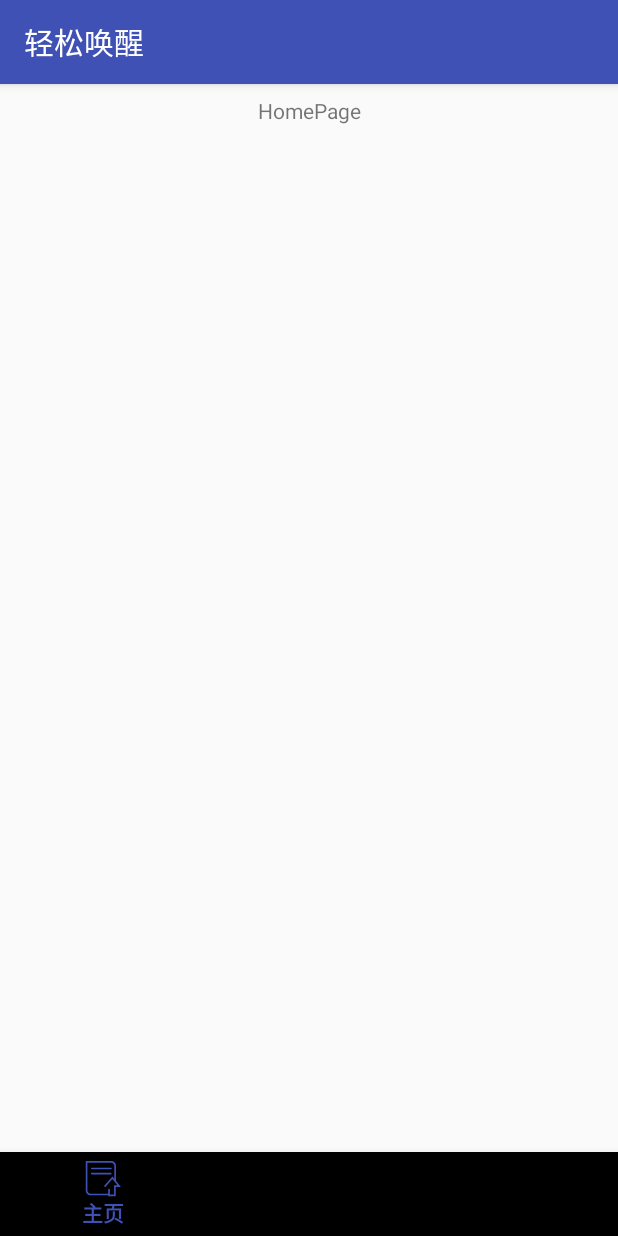
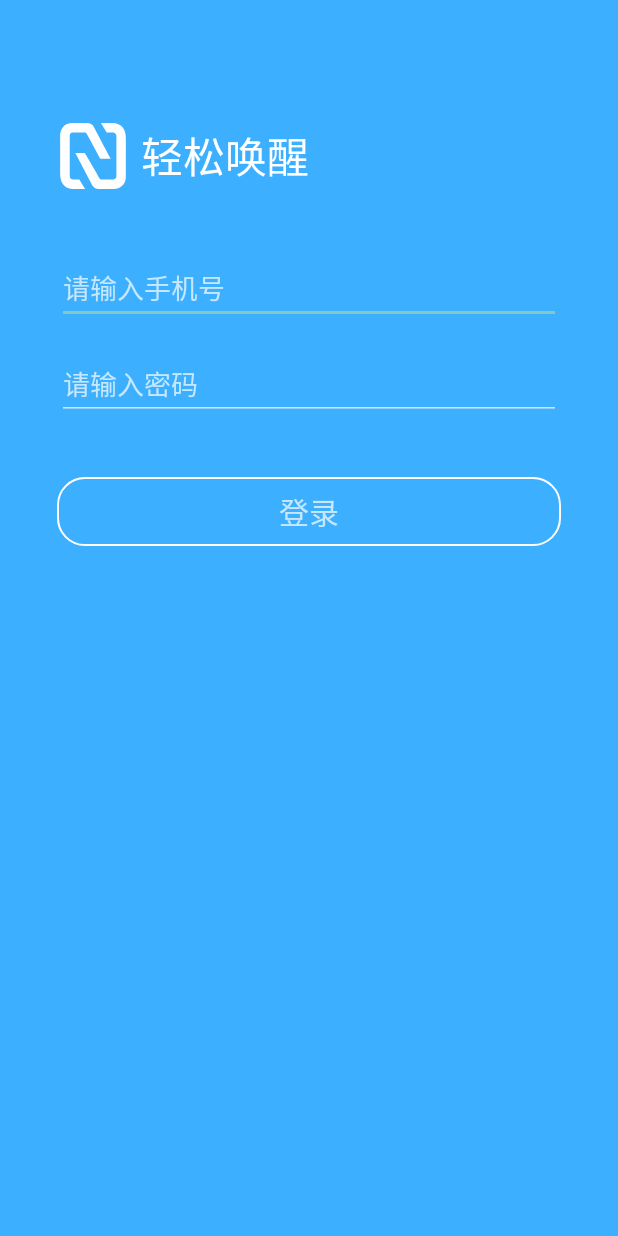
Before and after one commit to QiangzhenZhu/EasyWol, an Android app: the screen it shows after launch (HomeActivity before the commit, LoginActivity after it), on a phone screen of 412 x 824 dp. Run offline under Robolectric (Android 15) with nearby library versions, the phone set to English and light mode, and no system bars.

Commit message:
login xml complete

```diff
--- a/app/build.gradle
+++ b/app/build.gradle
@@ -32,4 +32,6 @@ dependencies {
     compile 'cn.bmob.android:bmob-push:0.8'
     //如果你想应用能够兼容Android6.0，请添加此依赖(org.apache.http.legacy.jar)
     compile 'cn.bmob.android:http-legacy:1.0'
+
+
 }
--- /dev/null
+++ b/app/src/main/java/com/a10835/easywol/activity/LoginActivity.java
@@ -0,0 +1,15 @@
+package com.a10835.easywol.activity;
+
+import android.support.v7.app.AppCompatActivity;
+import android.os.Bundle;
+
+import com.a10835.easywol.R;
+
+public class LoginActivity extends AppCompatActivity {
+
+    @Override
+    protected void onCreate(Bundle savedInstanceState) {
+        super.onCreate(savedInstanceState);
+        setContentView(R.layout.activity_login);
+    }
+}
--- a/app/src/main/java/com/a10835/easywol/activity/SplashActivity.java
+++ b/app/src/main/java/com/a10835/easywol/activity/SplashActivity.java
@@ -31,7 +31,7 @@ public class SplashActivity extends AppCompatActivity {
         new Handler().postDelayed(new Runnable() {
             @Override
             public void run() {
-                Intent intent = new Intent(mContext,HomeActivity.class);
+                Intent intent = new Intent(mContext,LoginActivity.class);
                 startActivity(intent);
                 finish();
             }
--- a/app/src/main/java/com/a10835/easywol/common/http/IResponse.java
+++ b/app/src/main/java/com/a10835/easywol/common/http/IResponse.java
@@ -6,7 +6,7 @@ package com.a10835.easywol.common.http;
 
 public interface IResponse {
     //返回状态码
-    int getCode();
+    public int getCode();
     //返回消息的内容
-    String getData();
+    public String getData();
 }
--- /dev/null
+++ b/app/src/main/res/drawable/bg_btn_login.xml
@@ -0,0 +1,8 @@
+<?xml version="1.0" encoding="utf-8"?>
+<shape xmlns:android="http://schemas.android.com/apk/res/android" android:shape="rectangle">
+    <stroke android:width="1dp" android:color="#ffffff"></stroke>
+    <solid android:color="@color/colorPrimary"></solid>
+    <corners android:radius="18dp"></corners>
+    <padding android:top="8dp" android:bottom="8dp"></padding>
+
+</shape>
--- /dev/null
+++ b/app/src/main/res/drawable/ic_icon_white.xml
@@ -0,0 +1,5 @@
+<vector android:height="24dp" android:viewportHeight="1024.0"
+    android:viewportWidth="1024.0" android:width="24dp" xmlns:android="http://schemas.android.com/apk/res/android">
+    <path android:fillColor="#ffffff" android:pathData="M189.9,823.5c-8.5,-10.7 -8.5,-25.6 -8.5,-59.7V245.3c-2.1,-32 2.1,-42.7 8.5,-51.2 4.3,-6.4 12.8,-17.1 34.1,-17.1h172.8c10.7,0 17.1,4.3 21.3,12.8 4.3,6.4 42.7,72.5 196.3,362.7h149.3c-160,-300.8 -236.8,-448 -243.2,-458.7 -17.1,-32 -55.5,-51.2 -87.5,-51.2h-209.1c-59.7,0 -108.8,19.2 -140.8,59.7 -29.9,38.4 -42.7,87.5 -38.4,147.2v514.1c0,59.7 12.8,110.9 40.5,149.3 32,42.7 76.8,64 134.4,68.3h179.2l-81.1,-136.5h-91.7c-17.1,0 -32,-12.8 -36.3,-21.3z"/>
+    <path android:fillColor="#ffffff" android:pathData="M836.3,202.7c8.5,10.7 8.5,23.5 8.5,57.6v518.4c2.1,32 -2.1,40.5 -8.5,46.9 -4.3,6.4 -14.9,19.2 -36.3,19.2h-172.8c-10.7,0 -17.1,-4.3 -21.3,-12.8 -4.3,-6.4 -40.5,-76.8 -211.2,-362.7h-134.4c160,302.9 236.8,450.1 243.2,460.8 19.2,32 55.5,51.2 87.5,51.2h209.1c59.7,0 108.8,-19.2 140.8,-59.7 29.9,-38.4 42.7,-87.5 38.4,-147.2V260.3c0,-59.7 -12.8,-110.9 -40.5,-149.3 -32,-42.7 -76.8,-64 -134.4,-68.3h-179.2l81.1,136.5h91.7c17.1,0 32,14.9 38.4,23.5z"/>
+</vector>
--- /dev/null
+++ b/app/src/main/res/layout/activity_login.xml
@@ -0,0 +1,71 @@
+<?xml version="1.0" encoding="utf-8"?>
+<LinearLayout xmlns:android="http://schemas.android.com/apk/res/android"
+    xmlns:app="http://schemas.android.com/apk/res-auto"
+    android:layout_width="match_parent"
+    android:layout_height="match_parent"
+    android:background="@color/colorPrimary"
+    android:orientation="vertical">
+
+    <RelativeLayout
+        android:layout_width="wrap_content"
+        android:layout_height="wrap_content"
+        android:layout_marginLeft="38dp"
+        android:layout_marginTop="80dp">
+
+        <ImageView
+            android:id="@+id/iv_login_icon"
+            android:layout_width="48dp"
+            android:layout_height="48dp"
+            app:srcCompat="@drawable/ic_icon_white" />
+
+        <TextView
+            android:layout_width="wrap_content"
+            android:layout_height="wrap_content"
+            android:layout_centerVertical="true"
+            android:layout_marginLeft="8dp"
+            android:layout_toRightOf="@id/iv_login_icon"
+            android:text="@string/app_name"
+            android:textColor="#ffffff"
+            android:textSize="28sp" />
+    </RelativeLayout>
+
+    <RelativeLayout
+        android:layout_width="wrap_content"
+        android:layout_height="wrap_content"
+        android:layout_marginLeft="38dp"
+        android:layout_marginRight="38dp"
+        android:layout_marginTop="40dp">
+
+        <EditText
+            android:id="@+id/et_login_phone"
+            android:layout_width="match_parent"
+            android:layout_height="wrap_content"
+            android:textSize="18sp"
+            android:inputType="number"
+            android:hint="@string/et_login_phone_string" />
+
+        <EditText
+            android:id="@+id/et_login_password"
+            android:layout_width="match_parent"
+            android:layout_height="wrap_content"
+            android:layout_below="@id/et_login_phone"
+            android:layout_marginTop="16dp"
+            android:textSize="18sp"
+            android:hint="@string/et_login_password_string"
+            />
+        <TextView
+            android:id="@+id/btn_login"
+            android:layout_below="@id/et_login_password"
+            android:text="@string/btn_login"
+            android:gravity="center"
+            android:layout_marginTop="38dp"
+            android:textSize="20sp"
+            android:background="@drawable/bg_btn_login"
+            android:layout_width="match_parent"
+            android:layout_height="wrap_content" />
+
+
+    </RelativeLayout>
+
+
+</LinearLayout>
--- a/app/src/main/res/values/colors.xml
+++ b/app/src/main/res/values/colors.xml
@@ -1,6 +1,7 @@
 <?xml version="1.0" encoding="utf-8"?>
 <resources>
-    <color name="colorPrimary">#3F51B5</color>
-    <color name="colorPrimaryDark">#303F9F</color>
+    <color name="colorPrimary">#3DAFFF</color>
+    <color name="colorPrimaryDark">#3DAFFF</color>
     <color name="colorAccent">#FF4081</color>
+    <color name="colorDarkWhite">#94CCF8</color>
 </resources>
--- a/app/src/main/res/values/strings.xml
+++ b/app/src/main/res/values/strings.xml
@@ -4,4 +4,7 @@
     <string name="menu_add">添加</string>
     <string name="menu_mine">我的</string>
     <string name="splash_slogn">轻松生活，轻松唤醒</string>
+    <string name="et_login_phone_string">请输入手机号</string>
+    <string name="et_login_password_string">请输入密码</string>
+    <string name="btn_login">登录</string>
 </resources>
```
Also changed, not shown: app/src/main/AndroidManifest.xml (+6 -2 lines), app/src/main/java/com/a10835/easywol/common/http/impl/BaseRequest.java (added, +56 -0 lines), app/src/main/java/com/a10835/easywol/common/http/impl/BaseResponse.java (added, +20 -0 lines), app/src/main/java/com/a10835/easywol/common/http/impl/OkhtttpClientImpl.java (added, +21 -0 lines), 4 other files.
